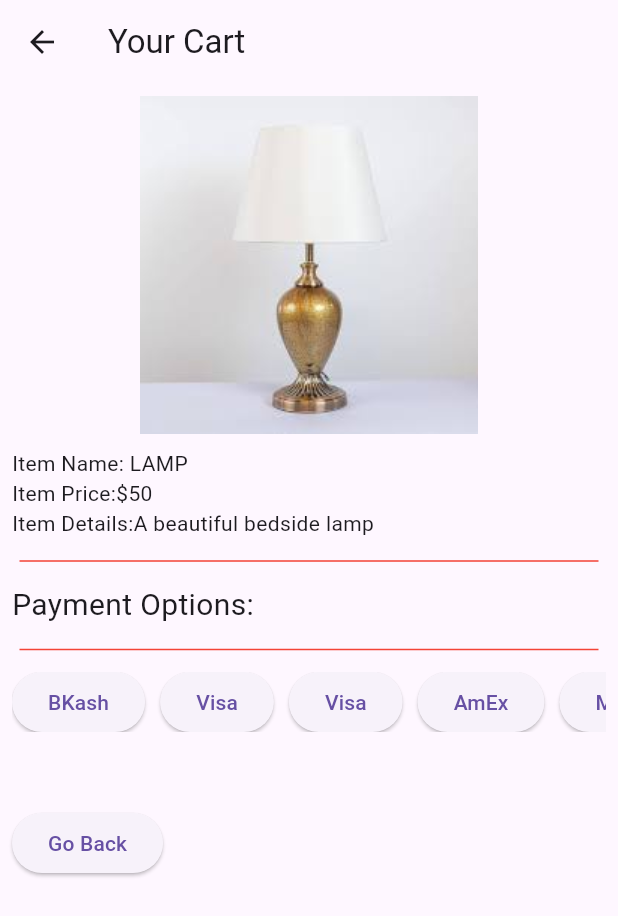
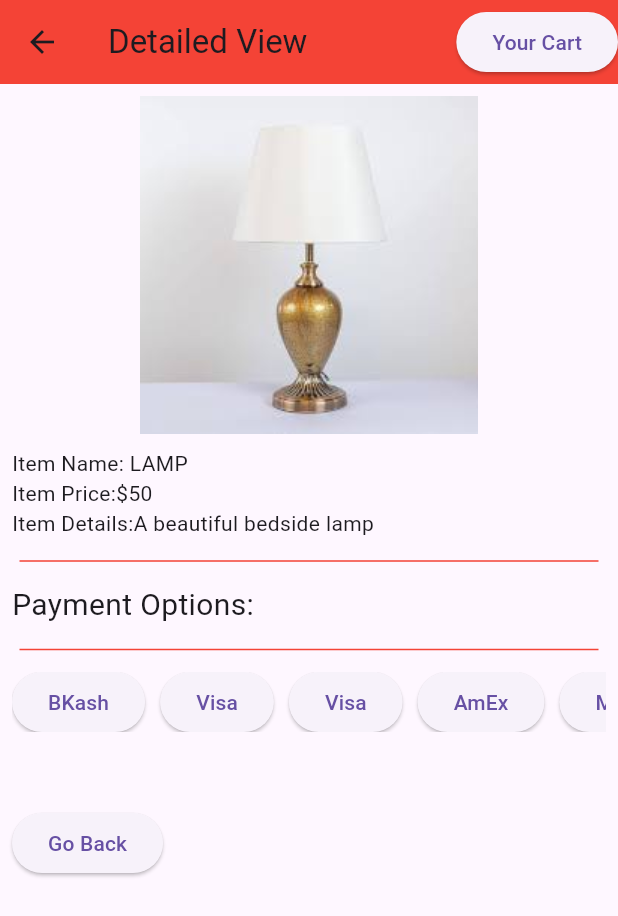
Before and after one commit to Samiul-7/Assignment-1, a Flutter app: the screen it shows after launch, after a tap on "BUY NOW", on a phone screen of 412 x 824 dp. Shown: the top 916 px of the screen. Run offline on Flutter 3.47's test engine with Material 3 defaults, Android fonts, the phone set to English and light mode, and no system bars.

Commit message:
First commit

```diff
--- a/lib/CartSection.dart
+++ b/lib/CartSection.dart
@@ -8,7 +8,15 @@ class CartSection extends StatelessWidget {
   Widget build(BuildContext context) {
     return Scaffold(
       appBar: AppBar(
-        title: Text('Your Cart'),
+        backgroundColor: Colors.red,
+        title: Text('Detailed View'),
+        actions: [
+          ElevatedButton(onPressed:(){
+
+          },
+            child: const Text('Your Cart'),
+          )
+        ],
       ),
       body: Padding(
         padding: const EdgeInsets.all(8.0),
--- a/lib/main.dart
+++ b/lib/main.dart
@@ -11,7 +11,6 @@ class MyApp extends StatelessWidget {
     return MaterialApp(
       home: Scaffold(
         appBar: AppBar(
-          centerTitle: true,
           backgroundColor: Colors.red,
           title: Text('E-Electronics'),
           actions: [
```
